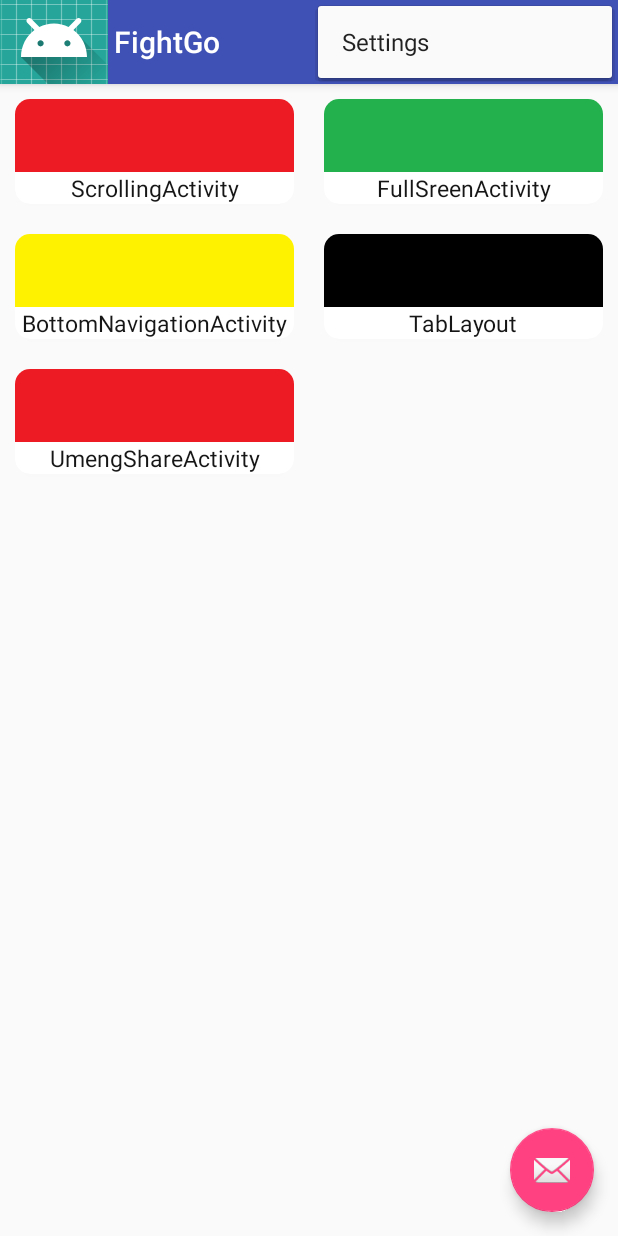
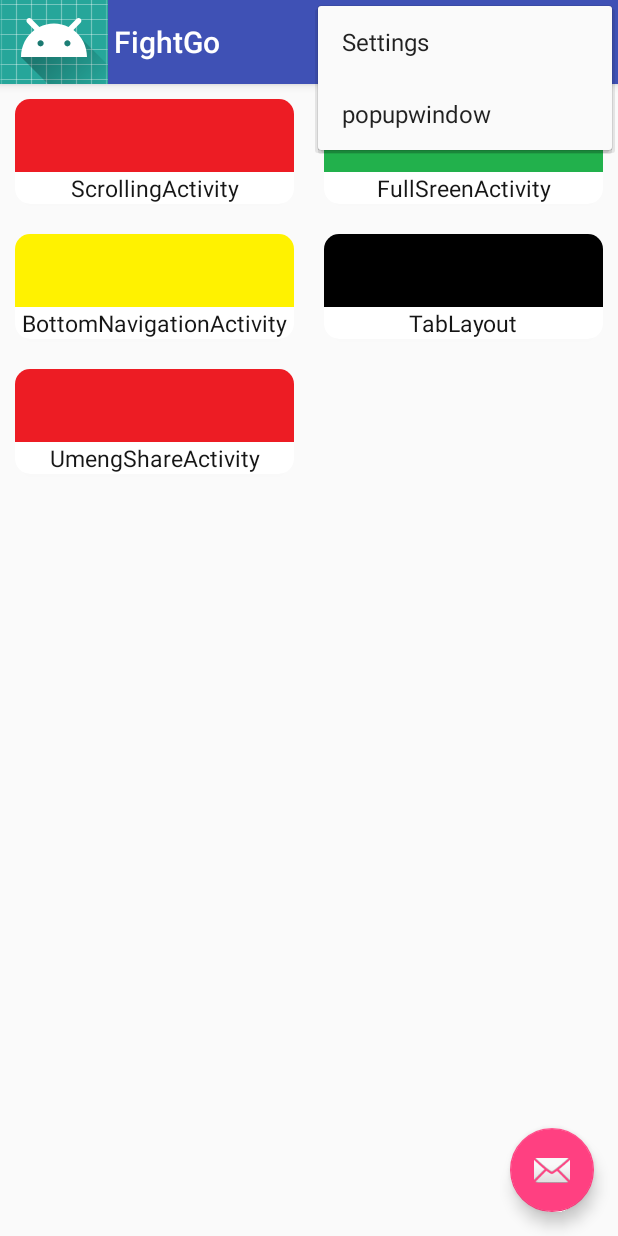
Before and after one commit to Herbert-Keys/FightGo, an Android app: the screen it shows after launch (MainActivity), with the options menu open, on a phone screen of 412 x 824 dp. Run offline under Robolectric (Android 15) with nearby library versions, the phone set to English and light mode, and no system bars; our stand-ins replace ButterKnife; 3 statements that could not run were skipped.

Commit message:
18.4.6 23:25

```diff
--- /dev/null
+++ b/app/src/main/res/anim/anim_in.xml
@@ -0,0 +1,10 @@
+<?xml version="1.0" encoding="utf-8"?>
+<set xmlns:android="http://schemas.android.com/apk/res/android">
+    <translate
+             android:fromXDelta="0"
+             android:toXDelta="0"
+             android:fromYDelta="100%p"
+             android:toYDelta="0"
+            android:duration="2000" >
+    </translate>
+</set>
--- /dev/null
+++ b/app/src/main/res/anim/anim_out.xml
@@ -0,0 +1,10 @@
+<?xml version="1.0" encoding="utf-8"?>
+<set xmlns:android="http://schemas.android.com/apk/res/android">
+    <translate
+             android:fromXDelta="0"
+             android:toXDelta="0"
+             android:fromYDelta="0"
+             android:toYDelta="100%p"
+            android:duration="2000" >
+    </translate>
+</set>
--- a/app/src/main/res/menu/main.xml
+++ b/app/src/main/res/menu/main.xml
@@ -6,4 +6,9 @@
         android:orderInCategory="100"
         android:title="@string/action_settings"
         app:showAsAction="never" />
+    <item
+        android:id="@+id/action_popup_window"
+        android:orderInCategory="100"
+        android:title="@string/action_pw"
+        app:showAsAction="never" />
 </menu>
--- a/app/src/main/res/values/strings.xml
+++ b/app/src/main/res/values/strings.xml
@@ -5,6 +5,8 @@
     <string name="navigation_drawer_close">Close navigation drawer</string>
 
     <string name="action_settings">Settings</string>
+
+    <string name="action_pw">popupwindow</string>
     <string name="title_activity_scrolling">ScrollingActivity</string>
     <string name="large_text">
         "Material is the metaphor.\n\n"
--- a/app/src/main/res/values/styles.xml
+++ b/app/src/main/res/values/styles.xml
@@ -28,5 +28,8 @@
     <style name="FullscreenActionBarStyle" parent="Widget.AppCompat.ActionBar">
         <item name="android:background">@color/black_overlay</item>
     </style>
-
+    <style name="animTranslate">
+      <item name="android:windowEnterAnimation">@anim/anim_in</item>
+       <item name="android:windowExitAnimation">@anim/anim_out</item>
+     </style>
 </resources>
```
Also changed, not shown: app/src/main/java/com/example/herbert/fightgo/MainActivity.java (+54 -3 lines), app/src/main/res/layout/popup_layout.xml (added, +37 -0 lines).
